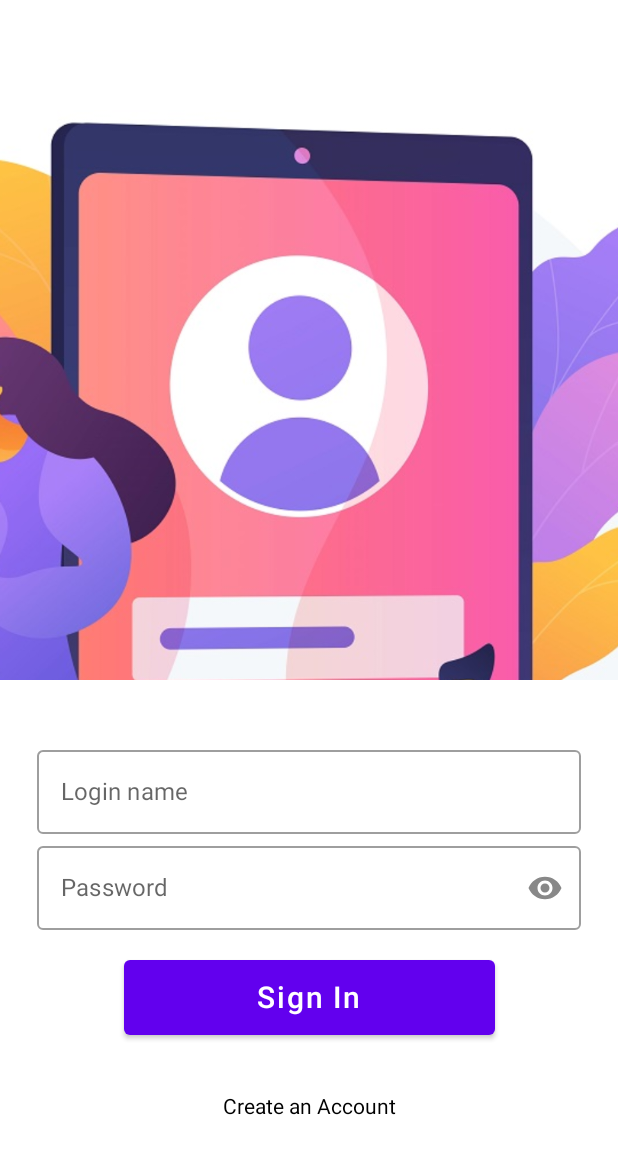
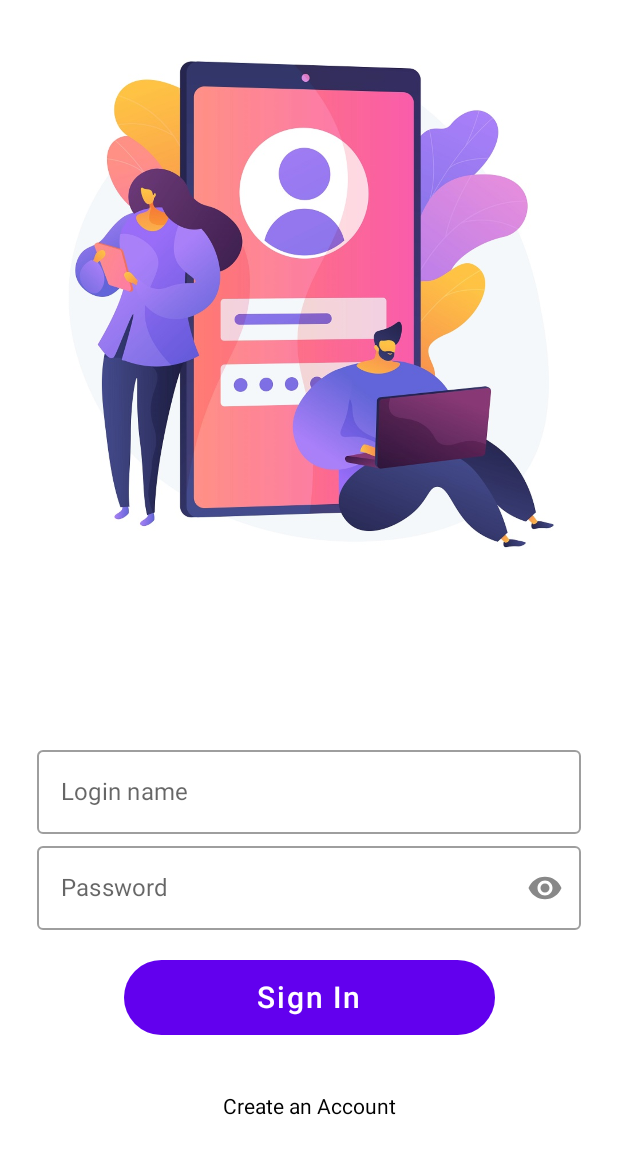
Before and after one commit to dmouze/notepad, an Android app built with Jetpack Compose: the screen it shows after launch (MainActivity), on a phone screen of 412 x 824 dp. Shown: the top 1154 px of the screen. Run offline under Robolectric (Android 15) with nearby library versions, the light colour scheme and no system bars; our stand-ins replace Room's generated code; 1 statement that could not run was skipped.

Commit message:
Mateusz
poprawki

```diff
--- a/app/src/main/java/com/example/notepad/composable/login_register/LoginPage.kt
+++ b/app/src/main/java/com/example/notepad/composable/login_register/LoginPage.kt
@@ -13,6 +13,7 @@ import androidx.compose.foundation.layout.fillMaxWidth
 import androidx.compose.foundation.layout.height
 import androidx.compose.foundation.layout.padding
 import androidx.compose.foundation.lazy.LazyColumn
+import androidx.compose.foundation.shape.CircleShape
 import androidx.compose.material.Button
 import androidx.compose.material.Icon
 import androidx.compose.material.IconButton
@@ -24,6 +25,7 @@ import androidx.compose.runtime.mutableStateOf
 import androidx.compose.runtime.remember
 import androidx.compose.ui.Alignment
 import androidx.compose.ui.Modifier
+import androidx.compose.ui.draw.clip
 import androidx.compose.ui.graphics.Color
 import androidx.compose.ui.layout.ContentScale
 import androidx.compose.ui.platform.LocalContext
@@ -61,7 +63,7 @@ fun LoginPage(
             modifier = Modifier
                 .fillMaxWidth()
                 .align(Alignment.TopCenter),
-            contentScale = ContentScale.Crop
+            contentScale = ContentScale.FillWidth
         )
         LazyColumn(
             horizontalAlignment = Alignment.CenterHorizontally,
@@ -136,6 +138,7 @@ fun LoginPage(
                                     notesViewModel.reloadNotes(
                                         it
                                     )
+                                    notesViewModel.getUserName(it)
                                 }
 
                                 navController.navigate("notelist_page/${userViewModel.currentUser.value!!.id}") {
@@ -159,6 +162,7 @@ fun LoginPage(
                     modifier = Modifier
                         .fillMaxWidth(0.6f)
                         .height(50.dp)
+                        .clip(CircleShape)
                 ) {
                     Text(text = "Sign In", fontSize = 20.sp, color = Color.White)
                 }
--- a/app/src/main/java/com/example/notepad/composable/notes/CreateNote.kt
+++ b/app/src/main/java/com/example/notepad/composable/notes/CreateNote.kt
@@ -24,7 +24,6 @@ import androidx.compose.ui.res.stringResource
 import androidx.compose.ui.res.vectorResource
 import androidx.compose.ui.unit.dp
 import androidx.navigation.NavController
-import com.example.notepad.AppBar
 import com.example.notepad.R
 import com.example.notepad.ui.theme.NotepadTheme
 
--- a/app/src/main/java/com/example/notepad/composable/notes/EditNote.kt
+++ b/app/src/main/java/com/example/notepad/composable/notes/EditNote.kt
@@ -24,7 +24,6 @@ import androidx.compose.ui.res.stringResource
 import androidx.compose.ui.res.vectorResource
 import androidx.compose.ui.unit.dp
 import androidx.navigation.NavController
-import com.example.notepad.AppBar
 import com.example.notepad.Constants
 import com.example.notepad.R
 import com.example.notepad.data.notes_data.Note
--- a/app/src/main/java/com/example/notepad/composable/notes/NoteDetails.kt
+++ b/app/src/main/java/com/example/notepad/composable/notes/NoteDetails.kt
@@ -16,13 +16,11 @@ import androidx.compose.runtime.rememberCoroutineScope
 import androidx.compose.ui.Modifier
 import androidx.compose.ui.graphics.Color
 import androidx.compose.ui.graphics.vector.ImageVector
-import androidx.compose.ui.res.stringResource
 import androidx.compose.ui.res.vectorResource
 import androidx.compose.ui.text.font.FontWeight
 import androidx.compose.ui.unit.dp
 import androidx.compose.ui.unit.sp
 import androidx.navigation.NavController
-import com.example.notepad.AppBar
 import com.example.notepad.Constants
 import com.example.notepad.Constants.noteDetailPlaceHolder
 import com.example.notepad.R
@@ -57,12 +55,12 @@ fun NoteDetails(
                     AppBar(
                         title = note.value.title,
                         onIconClick = {
-                            navController.navigate(Constants.noteEditNavigation(note.value.id ?: 0))
+                            navController.navigate(Constants.noteEditNavigation(note.value.id))
                         },
                         icon = {
                             Icon(
                                 imageVector = ImageVector.vectorResource(R.drawable.edit_note),
-                                contentDescription = stringResource(R.string.notepad_),
+                                contentDescription = "Edit note",
                                 tint = Color.Black,
                             )
                         },
--- a/app/src/main/java/com/example/notepad/data/user_data/UserDAO.kt
+++ b/app/src/main/java/com/example/notepad/data/user_data/UserDAO.kt
@@ -1,5 +1,6 @@
 package com.example.notepad.data.user_data
 
+import androidx.compose.runtime.MutableIntState
 import androidx.room.Dao
 import androidx.room.Delete
 import androidx.room.Insert
@@ -22,6 +23,9 @@ interface UserDAO {
     @Query("SELECT id FROM users WHERE loginValue = :loginValue")
     suspend fun getUserId(loginValue: String): Int
 
+    @Query("SELECT nameValue FROM users WHERE id = :id")
+    suspend fun getUserName(id: Int): String
+
     @Query("SELECT * FROM users WHERE users.loginValue=:loginValue")
     suspend fun getUserByLogin(loginValue: String): User?
 
--- a/app/src/main/java/com/example/notepad/data/user_data/UserRepository.kt
+++ b/app/src/main/java/com/example/notepad/data/user_data/UserRepository.kt
@@ -25,6 +25,10 @@
         return userDao.getUserId(loginValue)
     }
 
+    override suspend fun getUserName(id: Int): String {
+        return userDao.getUserName(id)
+    }
+
 
     override suspend fun getUserByLogin(loginValue: String): User? {
         return userDao.getUserByLogin(loginValue)
--- a/app/src/main/java/com/example/notepad/ui/theme/Color.kt
+++ b/app/src/main/java/com/example/notepad/ui/theme/Color.kt
@@ -2,13 +2,10 @@ package com.example.notepad.ui.theme
 
 import androidx.compose.ui.graphics.Color
 
-val Purple80 = Color(0xFFD0BCFF)
 val PurpleGrey80 = Color(0xFFCCC2DC)
 val Pink80 = Color(0xFFEFB8C8)
 
-val Purple40 = Color(0xFF6650a4)
 val PurpleGrey40 = Color(0xFF625b71)
 val Pink40 = Color(0xFF7D5260)
 
-val primaryColor = Color(0xFFF90093)
-val whiteBackground = Color(0xFFF7F7F7)
+val primaryColor = Color(0xFFFFFFFF)
--- a/app/src/main/res/values/strings.xml
+++ b/app/src/main/res/values/strings.xml
@@ -1,6 +1,5 @@
 <resources>
     <string name="app_name">_notepad</string>
-    <string name="notepad_">Welcome in _notepad!</string>
     <string name="save_note">note save</string>
     <string name="delete_note">delete note</string>
     <string name="create_note">create note</string>
```
Also changed, not shown: app/src/main/java/com/example/notepad/Notepad.kt (deleted, +0 -25 lines), app/src/main/java/com/example/notepad/composable/notes/AppBar.kt (renamed from app/src/main/java/com/example/notepad/AppBar.kt, +4 -3 lines), app/src/main/java/com/example/notepad/composable/notes/NoteList.kt (+6 -6 lines), app/src/main/java/com/example/notepad/composable/notes/NotesViewModel.kt (+13 -4 lines).
